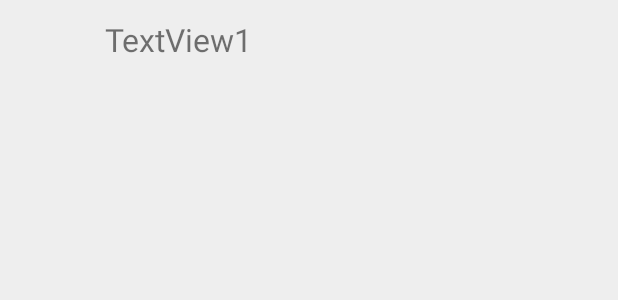
After one commit to vasujain00/VirtualFridge, an Android app: the layout list_item.xml on its own in the app's theme, with its tools: preview values and no code run, on a phone screen of 412 x 824 dp. The commit adds this screen. Shown: the top 300 px of the screen. Run offline under Robolectric (Android 15) with nearby library versions, the phone set to English and light mode, and no system bars.

Commit message:
ListView implemented

```diff
--- a/app/src/main/java/com/example/vasu/virtualfridge/MainActivity.java
+++ b/app/src/main/java/com/example/vasu/virtualfridge/MainActivity.java
@@ -29,8 +29,9 @@ public class MainActivity extends AppCompatActivity {
         r2.setOnClickListener(new View.OnClickListener() {
             @Override
             public void onClick(View view) {
-                Toast.makeText(getApplicationContext(),"Hi soon i will show you your fridge!",Toast.LENGTH_LONG).show();
-
+                //Toast.makeText(getApplicationContext(),"Hi soon i will show you your fridge!",Toast.LENGTH_LONG).show();
+                Intent ac = new Intent(getApplicationContext(),View_item.class);
+                startActivity(ac);
             }
         });
         r3.setOnClickListener(new View.OnClickListener() {
--- /dev/null
+++ b/app/src/main/res/layout/list_item.xml
@@ -0,0 +1,29 @@
+<?xml version="1.0" encoding="utf-8"?>
+<RelativeLayout xmlns:android="http://schemas.android.com/apk/res/android"
+    xmlns:tools="http://schemas.android.com/tools"
+    android:layout_width="fill_parent"
+    android:layout_height="fill_parent"
+    android:background="#EEE"
+    android:padding="4dp"
+    tools:ignore="HardcodedText,ContentDescription" >
+
+    <ImageView
+        android:id="@+id/imgIcon"
+        android:layout_width="50dp"
+        android:layout_height="50dp"
+        android:layout_alignParentLeft="true"
+        android:layout_alignParentTop="true"
+        />
+
+    <TextView
+        android:id="@+id/txtTitle"
+        android:layout_width="wrap_content"
+        android:layout_height="wrap_content"
+        android:layout_alignParentTop="true"
+        android:layout_marginLeft="16dp"
+        android:layout_marginTop="8dp"
+        android:layout_toRightOf="@+id/imgIcon"
+        android:text="TextView1"
+        android:textSize="21sp" />
+
+</RelativeLayout>
```
Also changed, not shown: app/src/main/java/com/example/vasu/virtualfridge/ContactImageAdapter.java (added, +66 -0 lines), app/src/main/java/com/example/vasu/virtualfridge/View_item.java (+37 -0 lines), app/src/main/res/layout/activity_view_item.xml (+8 -10 lines).
